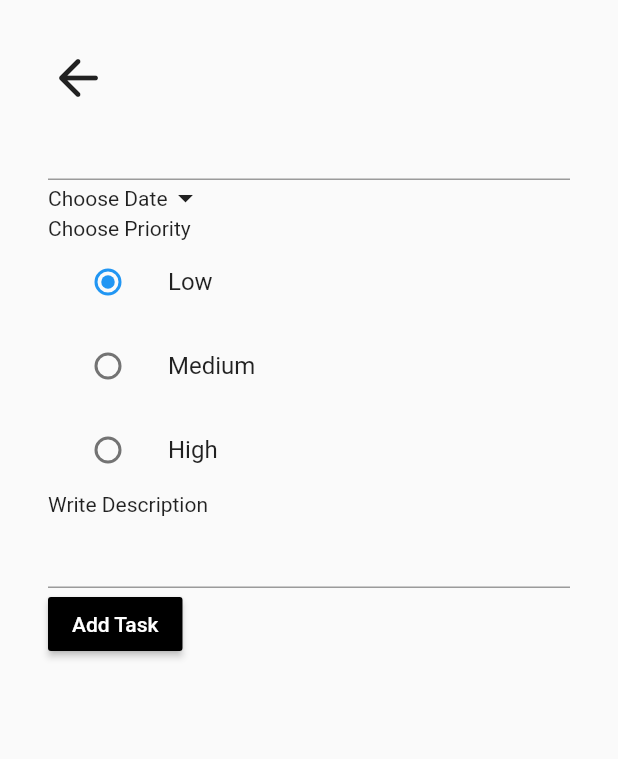
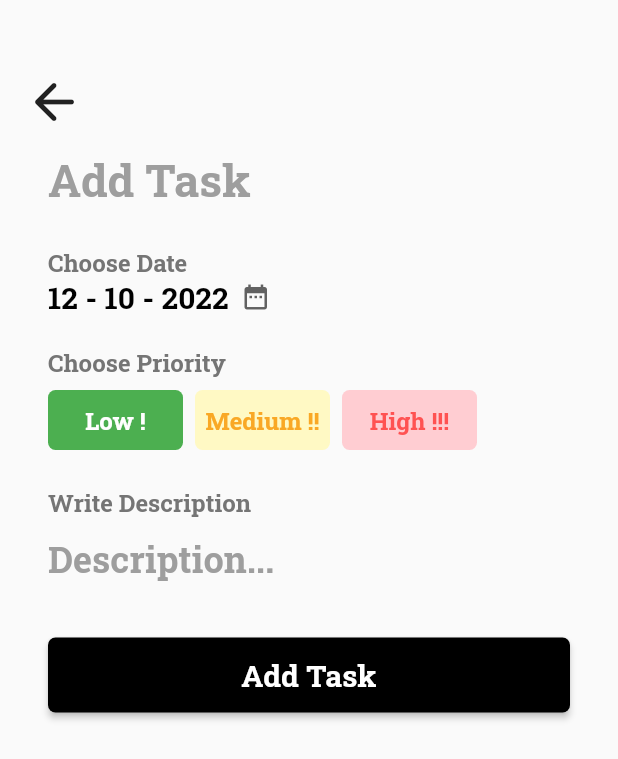
Before and after one commit to xybercommander/todo_easycompany, a Flutter app: the screen it shows after launch, after a tap on the "add" icon, on a phone screen of 412 x 824 dp. Shown: the top 759 px of the screen. Run offline on Flutter 3.47's test engine with Material 2 defaults, Android fonts, the phone set to English and light mode, and no system bars; our stand-ins replace shared_preferences.

Commit message:
Building ui

```diff
--- a/lib/main.dart
+++ b/lib/main.dart
@@ -26,6 +26,7 @@ class MyApp extends StatelessWidget {
       title: 'Flutter Demo',
       theme: ThemeData(
         primarySwatch: Colors.blue,
+        fontFamily: 'RobotoSlab'
       ),
       home: TodoList(),
     );
--- a/lib/views/add_todo.dart
+++ b/lib/views/add_todo.dart
@@ -27,18 +27,44 @@ class _AddTodoState extends State<AddTodo> {
     return Scaffold(
       body: SingleChildScrollView(
         child: Container(
-          padding: EdgeInsets.symmetric(vertical: 32, horizontal: 32),
+          padding: EdgeInsets.only(top: 48, left: 16, right: 16),
           width: MediaQuery.of(context).size.width,
           height: MediaQuery.of(context).size.height,
           child: Column(
             crossAxisAlignment: CrossAxisAlignment.start,
             children: [
-              Icon(Icons.arrow_back_rounded, size: 40,),
-              TextField(
+              GestureDetector(
+                onTap: () => Navigator.pop(context),
+                child: Icon(Icons.arrow_back_rounded, size: 40,)
+              ),
+              Padding(
+                padding: const EdgeInsets.symmetric(horizontal: 16),
+                child: TextField(
                   controller: taskController,
-                // decoration: ,
+                  keyboardType: TextInputType.multiline,
+                  maxLines: null,
+                  style: TextStyle(
+                    fontSize: 30,
+                    fontWeight: FontWeight.bold,
+                    color: Colors.black
                   ),
-              GestureDetector(
+                  cursorColor: Colors.black,
+                  decoration: InputDecoration(
+                    border: InputBorder.none,
+                    hintText: 'Add Task',
+                    hintStyle: TextStyle(
+                      fontSize: 30,
+                      fontWeight: FontWeight.bold,
+                      color: Colors.grey,
+                      fontFamily: 'RobotoSlab'
+                    ),
+                  ),
+                ),
+              ),
+              SizedBox(height: 12,),
+              Padding(
+                padding: const EdgeInsets.symmetric(horizontal: 16),
+                child: GestureDetector(
                   onTap: () {
                     showModalBottomSheet(
                       context: context,
@@ -78,60 +104,149 @@ class _AddTodoState extends State<AddTodo> {
                       }
                     );
                   },
-                child: Row(
+                  child: Column(
+                    crossAxisAlignment: CrossAxisAlignment.start,
                     children: [
-                    Container(
-                      child: dateChosen
-                        ? Text(toBeCompletedOn.toString())
-                        : Text("Choose Date")
+                      Text("Choose Date ", style: TextStyle(fontSize: 16, fontWeight: FontWeight.bold, color: Colors.grey[600]),),
+                      Row(
+                        children: [
+                          Text(
+                            "${toBeCompletedOn.day} - ${toBeCompletedOn.month} - ${toBeCompletedOn.year}",
+                            style: TextStyle(color: Colors.black, fontSize: 20, fontWeight: FontWeight.bold),
                           ),
-                    Icon(Icons.arrow_drop_down_outlined),
+                          SizedBox(width: 8,),
+                          Icon(Icons.date_range, color: Colors.grey[700], size: 20,),
+                        ],
+                      ),
                     ],
                   ),
                 ),
-              Text("Choose Priority"),
-              ListTile(
-                title: const Text('Low'),
-                leading: Radio(
-                  value: 0,
-                  groupValue: priority,
-                  onChanged: (int? value) {
+              ),
+              SizedBox(height: 20,),
+              Padding(
+                padding: const EdgeInsets.symmetric(horizontal: 16),
+                child: Text("Choose Priority", style: TextStyle(fontSize: 16, fontWeight: FontWeight.bold, color: Colors.grey[600]),),
+              ),
+              SizedBox(height: 8,),
+              Padding(
+                padding: const EdgeInsets.symmetric(horizontal: 16),
+                child: Row(
+                  children: [
+                    GestureDetector(
+                      onTap: () {
                         setState(() {
-                      priority = value!;
+                          priority = 0;
                         });
                       },
+                      child: Container(
+                        height: 40,
+                        width: 90,
+                        decoration: BoxDecoration(
+                          color: priority == 0 ? Colors.green : Colors.green[100],
+                          borderRadius: BorderRadius.circular(5)
+                        ),
+                        child: Center(
+                          child: Text(
+                            "Low !",
+                            style: TextStyle(
+                              color: priority == 0 ? Colors.white : Colors.green,
+                              fontWeight: FontWeight.bold,
+                              fontSize: 16
                             ),
                           ),
-              ListTile(
-                title: const Text('Medium'),
-                leading: Radio(
-                  value: 1,
-                  groupValue: priority,
-                  onChanged: (int? value) {
+                        ),
+                      ),
+                    ),
+                    SizedBox(width: 8,),
+                    GestureDetector(
+                      onTap: () {
                         setState(() {
-                      priority = value!;
+                          priority = 1;
                         });
                       },
+                      child: Container(
+                        height: 40,
+                        width: 90,
+                        decoration: BoxDecoration(
+                          color: priority == 1 ? Colors.yellow[800] : Colors.yellow[100],
+                          borderRadius: BorderRadius.circular(5)
+                        ),
+                        child: Center(
+                          child: Text(
+                            "Medium !!",
+                            style: TextStyle(
+                              color: priority == 1 ? Colors.white : Colors.yellow[800],
+                              fontWeight: FontWeight.bold,
+                              fontSize: 16
                             ),
                           ),
-              ListTile(
-                title: const Text('High'),
-                leading: Radio(
-                  value: 2,
-                  groupValue: priority,
-                  onChanged: (int? value) {
+                        ),
+                      ),
+                    ),
+                    SizedBox(width: 8,),
+                    GestureDetector(
+                      onTap: () {
                         setState(() {
-                      priority = value!;
+                          priority = 2;
                         });
                       },
+                      child: Container(
+                        height: 40,
+                        width: 90,
+                        decoration: BoxDecoration(
+                          color: priority == 2 ? Colors.redAccent : Colors.red[100],
+                          borderRadius: BorderRadius.circular(5)
+                        ),
+                        child: Center(
+                          child: Text(
+                            "High !!!",
+                            style: TextStyle(
+                              color: priority == 2 ? Colors.white : Colors.redAccent,
+                              fontWeight: FontWeight.bold,
+                              fontSize: 16
                             ),
                           ),
-              Text("Write Description"),
-              TextField(
+                        ),
+                      ),
+                    ),
+                  ],
+                ),
+              ),
+              SizedBox(height: 24,),
+              Padding(
+                padding: const EdgeInsets.symmetric(horizontal: 16),
+                child: Text("Write Description", style: TextStyle(fontSize: 16, fontWeight: FontWeight.bold, color: Colors.grey[600]),),
+              ),
+              Padding(
+                padding: const EdgeInsets.symmetric(horizontal: 16),
+                child: TextField(
                   controller: descriptionController,
-                // decoration: ,
+                  keyboardType: TextInputType.multiline,
+                  maxLines: null,
+                  style: TextStyle(
+                    fontSize: 24,
+                    fontWeight: FontWeight.bold,
+                    color: Colors.black
                   ),
-              MaterialButton(
+                  cursorColor: Colors.black,
+                  decoration: InputDecoration(
+                    border: InputBorder.none,
+                    hintText: 'Description...',
+                    hintStyle: TextStyle(
+                      fontSize: 24,
+                      fontWeight: FontWeight.bold,
+                      color: Colors.grey
+                    ),
+                  ),
+                ),
+              ),
+              SizedBox(height: 24,),
+              Padding(
+                padding: const EdgeInsets.symmetric(horizontal: 16),
+                child: SizedBox(
+                  height: 50,
+                  width: MediaQuery.of(context).size.width,
+                  child: MaterialButton(
                     onPressed: () async {
                       Map<String, dynamic> task = {
                         "task": taskController.text,
@@ -149,7 +264,10 @@ class _AddTodoState extends State<AddTodo> {
                       Navigator.pop(context);
                     },
                     color: Colors.black,
-                child: Text("Add Task", style: TextStyle(color: Colors.white),),
+                    shape: RoundedRectangleBorder(borderRadius: BorderRadius.circular(5)),
+                    child: Text("Add Task", style: TextStyle(color: Colors.white, fontSize: 20, fontWeight: FontWeight.bold),),
+                  ),
+                ),
               )
             ],
           ),
```
Also changed, not shown: pubspec.yaml (+4 -4 lines), assets/fonts/RobotoSlab.ttf (added). Lines whose indentation alone changed are shown as unchanged.
